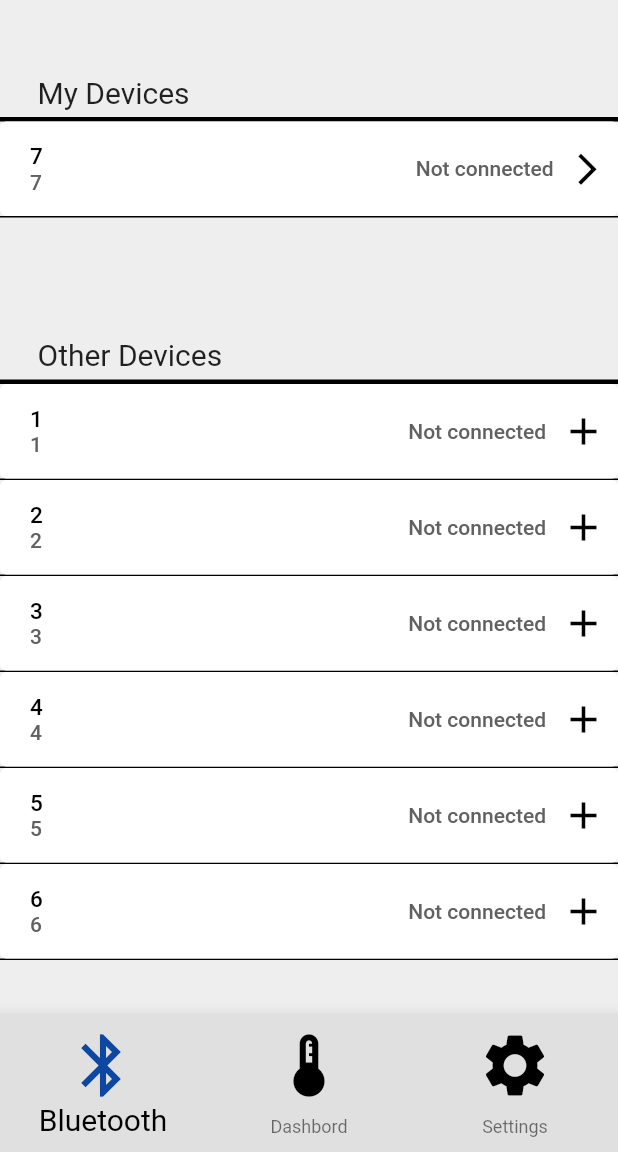
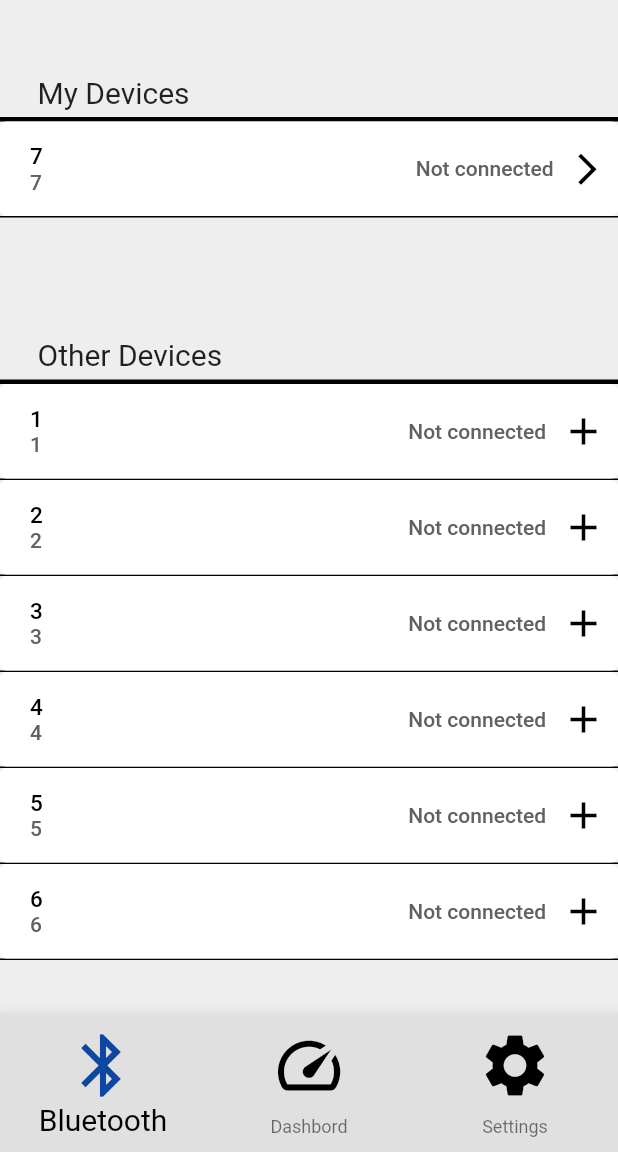
Before and after one commit to larrycaw/heat-vitality, a Flutter app: the screen it shows after launch, on a phone screen of 412 x 824 dp, the part 84-1236 px from its top. Run offline on Flutter 3.47's test engine with Material 2 defaults, Android fonts, the phone set to English and light mode, and no system bars; our stand-ins replace easy_localization, flutter_spinkit, lite_rolling_switch.

Commit message:
Heat icon, better?

```diff
--- a/lib/bottom_navigation_bar.dart
+++ b/lib/bottom_navigation_bar.dart
@@ -79,7 +79,7 @@ class _BottomNavigationState extends State<BottomNavigation> {
           ),
           BottomNavigationBarItem(
             icon: Icon(
-              Icons.device_thermostat,
+              Icons.speed,//device_thermostat?
               color: _currentIndex == 1 ? Colors.red[600] : Colors.black,
             ),
             label: 'dashboardNavTitle'.tr(),
```
